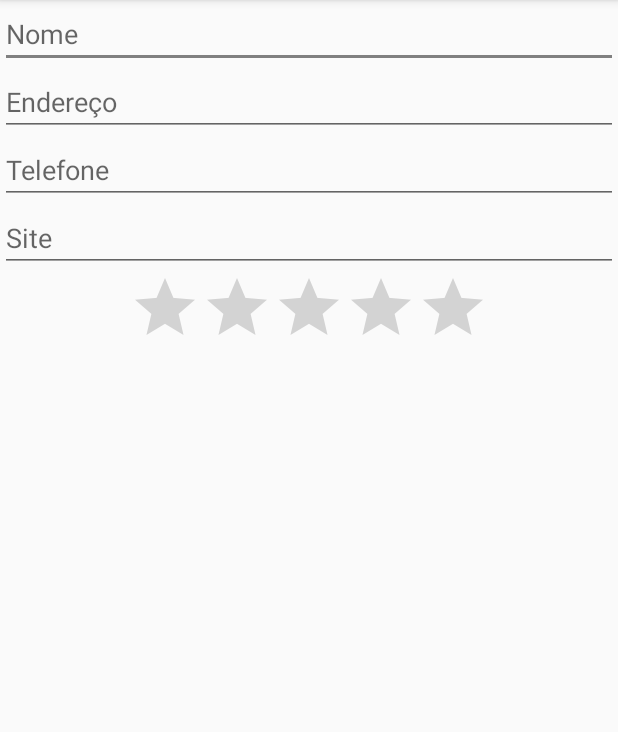
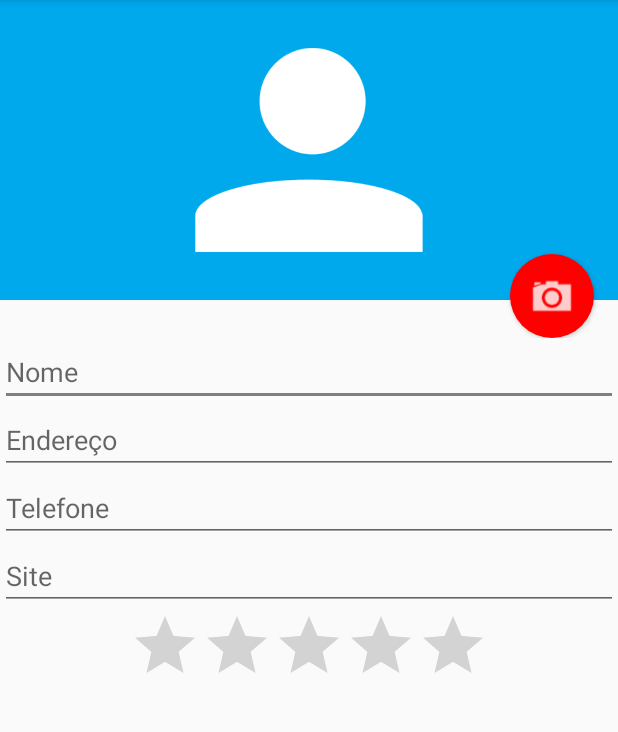
Before and after one commit to theanaoliveira/Android, an Android app: the FormularioActivity screen opened directly, with no data from a screen before it, on a phone screen of 412 x 824 dp, the part 84-816 px from its top. Run offline under Robolectric (Android 15) with nearby library versions, the phone set to English and light mode, and no system bars.

Commit message:
Inclusão de funcionalidades

```diff
--- a/app/src/main/java/com/example/anacaroline/agenda/FormularioActivity.java
+++ b/app/src/main/java/com/example/anacaroline/agenda/FormularioActivity.java
@@ -1,6 +1,8 @@
 package com.example.anacaroline.agenda;
 
 import android.content.Intent;
+import android.net.Uri;
+import android.provider.MediaStore;
 import android.support.v7.app.AppCompatActivity;
 import android.os.Bundle;
 import android.view.Menu;
@@ -12,6 +14,8 @@ import android.widget.Toast;
 
 import com.example.anacaroline.agenda.dao.AlunoDAO;
 import com.example.anacaroline.agenda.modelo.Aluno;
+
+import java.io.File;
 
 public class FormularioActivity extends AppCompatActivity {
 
@@ -30,7 +34,21 @@ public class FormularioActivity extends AppCompatActivity {
             helper.preencheFormulario(aluno);
         }
 
+        GetPhotoUser();
+    }
 
+    private void GetPhotoUser() {
+        Button botaoFoto = (Button) findViewById(R.id.formulario_botaoFoto);
+        botaoFoto.setOnClickListener(new View.OnClickListener() {
+            @Override
+            public void onClick(View v) {
+               Intent intentCamera = new Intent(MediaStore.ACTION_IMAGE_CAPTURE);
+               String caminhoFoto = getExternalFilesDir(null) + "/foto_"+ System.currentTimeMillis() +".png";
+               File arquivoFoto = new File(caminhoFoto);
+               intentCamera.putExtra(MediaStore.EXTRA_OUTPUT, Uri.fromFile(arquivoFoto));
+               startActivity(intentCamera);
+            }
+        });
     }
 
     @Override
--- /dev/null
+++ b/app/src/main/res/drawable/fundo_camera.xml
@@ -0,0 +1,13 @@
+<?xml version="1.0" encoding="utf-8"?>
+<layer-list xmlns:android="http://schemas.android.com/apk/res/android">
+    <item>
+        <shape android:shape="oval">
+            <solid android:color="#ff0000"/>
+            <padding android:top="10dp"
+                android:bottom="10dp"
+                android:left="10dp"
+                android:right="10dp" />
+        </shape>
+    </item>
+    <item android:drawable="@drawable/ic_camera" />
+</layer-list>
--- a/app/src/main/res/layout/activity_formulario.xml
+++ b/app/src/main/res/layout/activity_formulario.xml
@@ -7,6 +7,28 @@
         android:layout_width="match_parent"
         android:layout_height="match_parent"
         android:orientation="vertical">
+
+        <RelativeLayout
+            android:layout_width="match_parent"
+            android:layout_height="225dp">
+
+            <ImageView
+                android:id="@+id/formulario_foto"
+                android:layout_width="match_parent"
+                android:layout_height="200dp"
+                android:src="@drawable/person"
+                android:background="#00a8ec"
+                />
+
+            <Button
+                android:id="@+id/formulario_botaoFoto"
+                android:layout_width="56dp"
+                android:layout_height="56dp"
+                android:background="@drawable/fundo_camera"
+                android:layout_alignParentBottom="true"
+                android:layout_alignParentRight="true"
+                android:layout_marginRight="16dp"/>
+        </RelativeLayout>
 
         <EditText android:inputType="text"
             android:id="@+id/formulario_nome"
```
